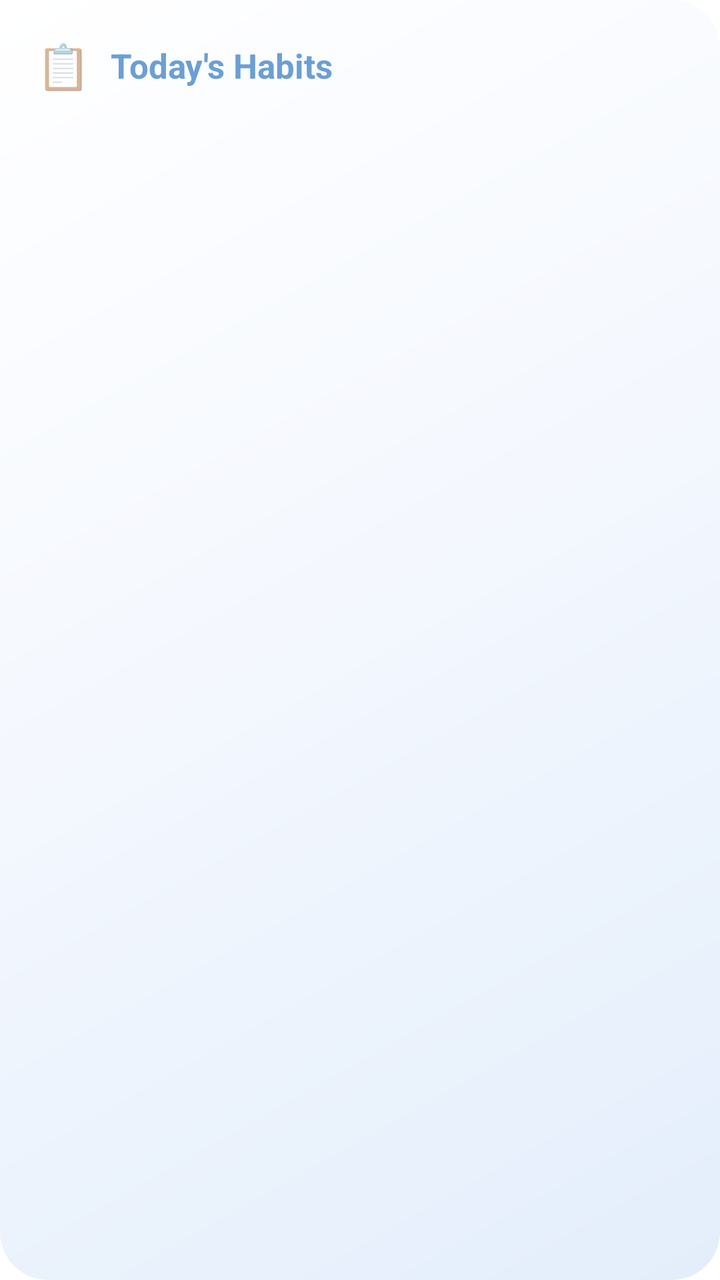
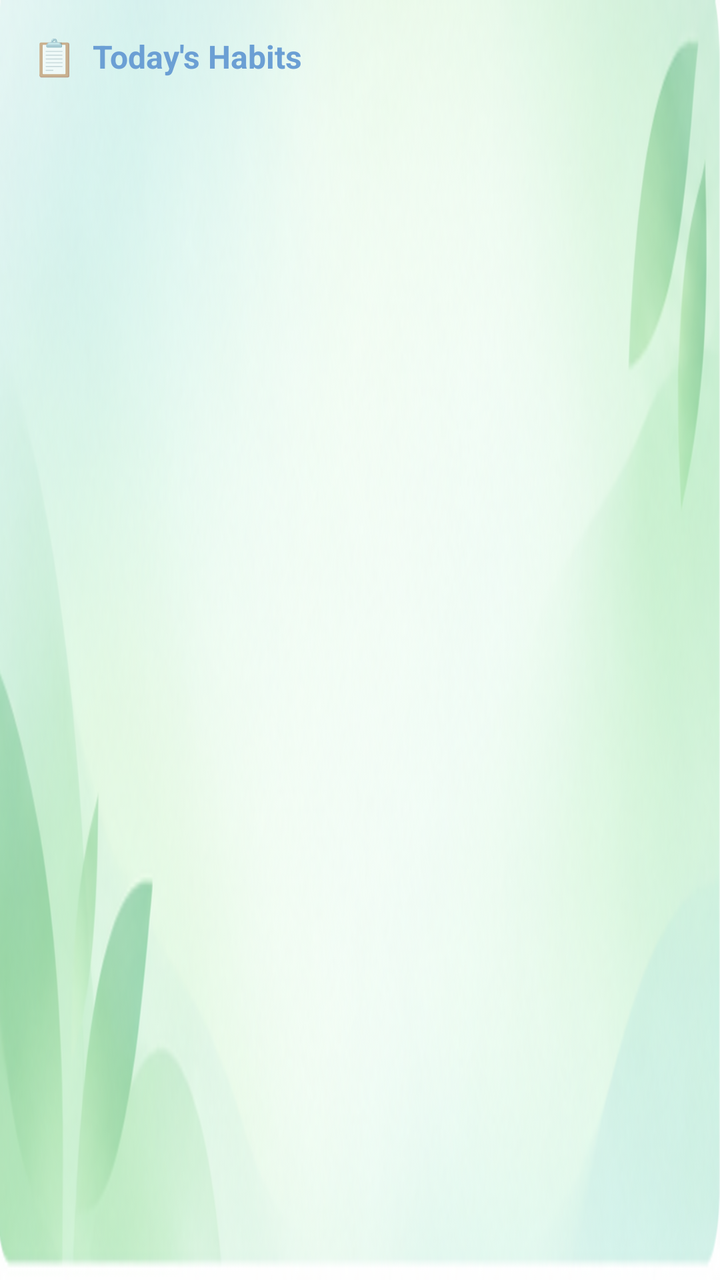

The first picture is an Android layout as it rendered before a commit; the second is the same layout after the commit. The layout source and the unified diff follow.
<!-- AndroidManifest.xml: fallback theme Theme.MaterialComponents.DayNight.NoActionBar -->
<!-- res/layout/habit_widget.xml -->
<?xml version="1.0" encoding="utf-8"?>
<LinearLayout xmlns:android="http://schemas.android.com/apk/res/android"
    android:id="@+id/widget_root"
    android:layout_width="match_parent"
    android:layout_height="match_parent"
    android:background="@drawable/widget_background_gradient"
    android:orientation="vertical"
    android:padding="18dp">

    
    <LinearLayout
        android:layout_width="match_parent"
        android:layout_height="wrap_content"
        android:gravity="center_vertical"
        android:orientation="horizontal">

        <TextView
            android:id="@+id/h_icon"
            android:layout_width="wrap_content"
            android:layout_height="wrap_content"
            android:paddingEnd="10dp"
            android:text="📋"
            android:textSize="22sp" />

        <TextView
            android:id="@+id/h_title"
            android:layout_width="match_parent"
            android:layout_height="wrap_content"
            android:text="Today's Habits"
            android:textColor="@color/widget_primary"
            android:textSize="17sp"
            android:textStyle="bold"
            android:maxLines="1"
            android:ellipsize="end" />
    </LinearLayout>

    
    <TextView
        android:id="@+id/h_empty"
        android:layout_width="match_parent"
        android:layout_height="wrap_content"
        android:paddingTop="14dp"
        android:text="No habits for today. Open the app to add some."
        android:textColor="@color/widget_text"
        android:textSize="14sp"
        android:visibility="gone" />

    
    <LinearLayout
        android:id="@+id/h_row1"
        android:layout_width="match_parent"
        android:layout_height="wrap_content"
        android:gravity="center_vertical"
        android:orientation="horizontal"
        android:paddingTop="14dp"
        android:paddingBottom="3dp"
        android:visibility="gone">
        <TextView
            android:id="@+id/h_row1_check"
            android:layout_width="wrap_content"
            android:layout_height="wrap_content"
            android:paddingEnd="10dp"
            android:text="☐"
            android:textColor="@color/widget_primary"
            android:textSize="22sp" />
        <TextView
            android:id="@+id/h_row1_emoji"
            android:layout_width="wrap_content"
            android:layout_height="wrap_content"
            android:paddingEnd="8dp"
            android:text=""
            android:textSize="16sp" />
        <TextView
            android:id="@+id/h_row1_text"
            android:layout_width="match_parent"
            android:layout_height="wrap_content"
            android:maxLines="1"
            android:ellipsize="end"
            android:text=""
            android:textColor="@color/widget_text"
            android:textSize="15sp" />
    </LinearLayout>

    
    <LinearLayout
        android:id="@+id/h_row2"
        android:layout_width="match_parent"
        android:layout_height="wrap_content"
        android:gravity="center_vertical"
        android:orientation="horizontal"
        android:paddingVertical="3dp"
        android:visibility="gone">
        <TextView
            android:id="@+id/h_row2_check"
            android:layout_width="wrap_content"
            android:layout_height="wrap_content"
            android:paddingEnd="10dp"
            android:text="☐"
            android:textColor="@color/widget_primary"
            android:textSize="22sp" />
        <TextView
            android:id="@+id/h_row2_emoji"
            android:layout_width="wrap_content"
            android:layout_height="wrap_content"
            android:paddingEnd="8dp"
            android:text=""
            android:textSize="16sp" />
        <TextView
            android:id="@+id/h_row2_text"
            android:layout_width="match_parent"
            android:layout_height="wrap_content"
            android:maxLines="1"
            android:ellipsize="end"
            android:text=""
            android:textColor="@color/widget_text"
            android:textSize="15sp" />
    </LinearLayout>

    
    <LinearLayout
        android:id="@+id/h_row3"
        android:layout_width="match_parent"
        android:layout_height="wrap_content"
        android:gravity="center_vertical"
        android:orientation="horizontal"
        android:paddingVertical="3dp"
        android:visibility="gone">
        <TextView
            android:id="@+id/h_row3_check"
            android:layout_width="wrap_content"
            android:layout_height="wrap_content"
            android:paddingEnd="10dp"
            android:text="☐"
            android:textColor="@color/widget_primary"
            android:textSize="22sp" />
        <TextView
            android:id="@+id/h_row3_emoji"
            android:layout_width="wrap_content"
            android:layout_height="wrap_content"
            android:paddingEnd="8dp"
            android:text=""
            android:textSize="16sp" />
        <TextView
            android:id="@+id/h_row3_text"
            android:layout_width="match_parent"
            android:layout_height="wrap_content"
            android:maxLines="1"
            android:ellipsize="end"
            android:text=""
            android:textColor="@color/widget_text"
            android:textSize="15sp" />
    </LinearLayout>

    
    <LinearLayout
        android:id="@+id/h_row4"
        android:layout_width="match_parent"
        android:layout_height="wrap_content"
        android:gravity="center_vertical"
        android:orientation="horizontal"
        android:paddingVertical="3dp"
        android:visibility="gone">
        <TextView
            android:id="@+id/h_row4_check"
            android:layout_width="wrap_content"
            android:layout_height="wrap_content"
            android:paddingEnd="10dp"
            android:text="☐"
            android:textColor="@color/widget_primary"
            android:textSize="22sp" />
        <TextView
            android:id="@+id/h_row4_emoji"
            android:layout_width="wrap_content"
            android:layout_height="wrap_content"
            android:paddingEnd="8dp"
            android:text=""
            android:textSize="16sp" />
        <TextView
            android:id="@+id/h_row4_text"
            android:layout_width="match_parent"
            android:layout_height="wrap_content"
            android:maxLines="1"
            android:ellipsize="end"
            android:text=""
            android:textColor="@color/widget_text"
            android:textSize="15sp" />
    </LinearLayout>

    
    <TextView
        android:id="@+id/h_progress_label"
        android:layout_width="match_parent"
        android:layout_height="wrap_content"
        android:paddingTop="14dp"
        android:paddingBottom="6dp"
        android:text="0 of 0 done"
        android:textColor="@color/widget_text"
        android:textSize="12sp"
        android:visibility="gone" />

    <ProgressBar
        android:id="@+id/h_progress_bar"
        style="@android:style/Widget.ProgressBar.Horizontal"
        android:layout_width="match_parent"
        android:layout_height="8dp"
        android:max="100"
        android:progress="0"
        android:progressTint="@color/widget_primary"
        android:visibility="gone" />

</LinearLayout>
<!-- resources referenced by this layout -->
<resources>
  <color name="widget_primary">#FF6B9FD4</color>
  <color name="widget_text">#FF333333</color>
  <!-- drawable widget_background_gradient (drawable) -->
  <?xml version="1.0" encoding="utf-8"?>
  <shape xmlns:android="http://schemas.android.com/apk/res/android"
      android:shape="rectangle">
      <gradient
          android:type="linear"
          android:angle="135"
          android:startColor="#FFE3EEFB"
          android:centerColor="#FFF3F7FE"
          android:endColor="#FFFFFFFF" />
      <corners android:radius="24dp" />
  </shape>
</resources>

<!-- the commit's change to res/layout/habit_widget.xml (unified diff, before → after) -->
@@ -3,13 +3,13 @@
     android:id="@+id/widget_root"
     android:layout_width="match_parent"
     android:layout_height="match_parent"
-    android:background="@drawable/widget_background_gradient"
+    android:background="@drawable/bg_todays_habits"
     android:orientation="vertical"
-    android:padding="18dp">
+    android:padding="16dp">
 
     
     <LinearLayout
-        android:layout_width="match_parent"
+        android:layout_width="wrap_content"
         android:layout_height="wrap_content"
         android:gravity="center_vertical"
         android:orientation="horizontal">
@@ -18,17 +18,17 @@
             android:id="@+id/h_icon"
             android:layout_width="wrap_content"
             android:layout_height="wrap_content"
-            android:paddingEnd="10dp"
+            android:paddingEnd="8dp"
             android:text="📋"
-            android:textSize="22sp" />
+            android:textSize="18sp" />
 
         <TextView
             android:id="@+id/h_title"
-            android:layout_width="match_parent"
+            android:layout_width="wrap_content"
             android:layout_height="wrap_content"
             android:text="Today's Habits"
             android:textColor="@color/widget_primary"
-            android:textSize="17sp"
+            android:textSize="16sp"
             android:textStyle="bold"
             android:maxLines="1"
             android:ellipsize="end" />
@@ -39,7 +39,10 @@
         android:id="@+id/h_empty"
         android:layout_width="match_parent"
         android:layout_height="wrap_content"
-        android:paddingTop="14dp"
+        android:layout_marginTop="10dp"
+        android:background="@drawable/widget_chip"
+        android:paddingHorizontal="12dp"
+        android:paddingVertical="10dp"
         android:text="No habits for today. Open the app to add some."
         android:textColor="@color/widget_text"
         android:textSize="14sp"
@@ -50,10 +53,12 @@
         android:id="@+id/h_row1"
         android:layout_width="match_parent"
         android:layout_height="wrap_content"
+        android:layout_marginTop="10dp"
+        android:background="@drawable/widget_chip"
         android:gravity="center_vertical"
         android:orientation="horizontal"
-        android:paddingTop="14dp"
-        android:paddingBottom="3dp"
+        android:paddingHorizontal="12dp"
+        android:paddingVertical="8dp"
         android:visibility="gone">
         <TextView
             android:id="@+id/h_row1_check"
@@ -62,14 +67,14 @@
             android:paddingEnd="10dp"
             android:text="☐"
             android:textColor="@color/widget_primary"
-            android:textSize="22sp" />
+            android:textSize="20sp" />
         <TextView
             android:id="@+id/h_row1_emoji"
             android:layout_width="wrap_content"
             android:layout_height="wrap_content"
             android:paddingEnd="8dp"
             android:text=""
-            android:textSize="16sp" />
+            android:textSize="15sp" />
         <TextView
             android:id="@+id/h_row1_text"
             android:layout_width="match_parent"
@@ -78,7 +83,7 @@
             android:ellipsize="end"
             android:text=""
             android:textColor="@color/widget_text"
-            android:textSize="15sp" />
+            android:textSize="14sp" />
     </LinearLayout>
 
     
@@ -86,9 +91,12 @@
         android:id="@+id/h_row2"
         android:layout_width="match_parent"
         android:layout_height="wrap_content"
+        android:layout_marginTop="6dp"
+        android:background="@drawable/widget_chip"
         android:gravity="center_vertical"
         android:orientation="horizontal"
-        android:paddingVertical="3dp"
+        android:paddingHorizontal="12dp"
+        android:paddingVertical="8dp"
         android:visibility="gone">
         <TextView
             android:id="@+id/h_row2_check"
@@ -97,14 +105,14 @@
             android:paddingEnd="10dp"
             android:text="☐"
             android:textColor="@color/widget_primary"
-            android:textSize="22sp" />
+            android:textSize="20sp" />
         <TextView
             android:id="@+id/h_row2_emoji"
             android:layout_width="wrap_content"
             android:layout_height="wrap_content"
             android:paddingEnd="8dp"
             android:text=""
-            android:textSize="16sp" />
+            android:textSize="15sp" />
         <TextView
             android:id="@+id/h_row2_text"
             android:layout_width="match_parent"
@@ -113,99 +121,33 @@
             android:ellipsize="end"
             android:text=""
             android:textColor="@color/widget_text"
-            android:textSize="15sp" />
+            android:textSize="14sp" />
     </LinearLayout>
 
     
     <LinearLayout
-        android:id="@+id/h_row3"
+        android:id="@+id/h_progress_container"
         android:layout_width="match_parent"
         android:layout_height="wrap_content"
-        android:gravity="center_vertical"
-        android:orientation="horizontal"
-        android:paddingVertical="3dp"
+        android:layout_marginTop="10dp"
+        android:orientation="vertical"
         android:visibility="gone">
         <TextView
-            android:id="@+id/h_row3_check"
+            android:id="@+id/h_progress_label"
             android:layout_width="wrap_content"
             android:layout_height="wrap_content"
-            android:paddingEnd="10dp"
-            android:text="☐"
-            android:textColor="@color/widget_primary"
-            android:textSize="22sp" />
-        <TextView
-            android:id="@+id/h_row3_emoji"
-            android:layout_width="wrap_content"
-            android:layout_height="wrap_content"
-            android:paddingEnd="8dp"
-            android:text=""
-            android:textSize="16sp" />
-        <TextView
-            android:id="@+id/h_row3_text"
+            android:paddingBottom="5dp"
+            android:text="0 of 0 done"
+            android:textColor="@color/widget_text"
+            android:textSize="12sp" />
+        <ProgressBar
+            android:id="@+id/h_progress_bar"
+            style="@android:style/Widget.ProgressBar.Horizontal"
             android:layout_width="match_parent"
-            android:layout_height="wrap_content"
-            android:maxLines="1"
-            android:ellipsize="end"
-            android:text=""
-            android:textColor="@color/widget_text"
-            android:textSize="15sp" />
+            android:layout_height="7dp"
+            android:max="100"
+            android:progress="0"
+            android:progressTint="@color/widget_primary" />
     </LinearLayout>
 
-    
-    <LinearLayout
-        android:id="@+id/h_row4"
-        android:layout_width="match_parent"
-        android:layout_height="wrap_content"
-        android:gravity="center_vertical"
-        android:orientation="horizontal"
-        android:paddingVertical="3dp"
-        android:visibility="gone">
-        <TextView
-            android:id="@+id/h_row4_check"
-            android:layout_width="wrap_content"
-            android:layout_height="wrap_content"
-            android:paddingEnd="10dp"
-            android:text="☐"
-            android:textColor="@color/widget_primary"
-            android:textSize="22sp" />
-        <TextView
-            android:id="@+id/h_row4_emoji"
-            android:layout_width="wrap_content"
-            android:layout_height="wrap_content"
-            android:paddingEnd="8dp"
-            android:text=""
-            android:textSize="16sp" />
-        <TextView
-            android:id="@+id/h_row4_text"
-            android:layout_width="match_parent"
-            android:layout_height="wrap_content"
-            android:maxLines="1"
-            android:ellipsize="end"
-            android:text=""
-            android:textColor="@color/widget_text"
-            android:textSize="15sp" />
-    </LinearLayout>
-
-    
-    <TextView
-        android:id="@+id/h_progress_label"
-        android:layout_width="match_parent"
-        android:layout_height="wrap_content"
-        android:paddingTop="14dp"
-        android:paddingBottom="6dp"
-        android:text="0 of 0 done"
-        android:textColor="@color/widget_text"
-        android:textSize="12sp"
-        android:visibility="gone" />
-
-    <ProgressBar
-        android:id="@+id/h_progress_bar"
-        style="@android:style/Widget.ProgressBar.Horizontal"
-        android:layout_width="match_parent"
-        android:layout_height="8dp"
-        android:max="100"
-        android:progress="0"
-        android:progressTint="@color/widget_primary"
-        android:visibility="gone" />
-
 </LinearLayout>
<!-- resource entries referenced after the edit -->
@@ -2,17 +2,13 @@
 <resources>
   <color name="widget_primary">#FF6B9FD4</color>
   <color name="widget_text">#FF333333</color>
-  <!-- drawable widget_background_gradient (drawable) -->
+  <!-- drawable bg_todays_habits: png bitmap (drawable-night-xxhdpi, 170186 bytes) -->
+  <!-- drawable widget_chip (drawable) -->
   <?xml version="1.0" encoding="utf-8"?>
   <shape xmlns:android="http://schemas.android.com/apk/res/android"
       android:shape="rectangle">
-      <gradient
-          android:type="linear"
-          android:angle="135"
-          android:startColor="#FFE3EEFB"
-          android:centerColor="#FFF3F7FE"
-          android:endColor="#FFFFFFFF" />
-      <corners android:radius="24dp" />
+      <solid android:color="#F2FFFFFF" />
+      <corners android:radius="12dp" />
   </shape>
 </resources>
 
